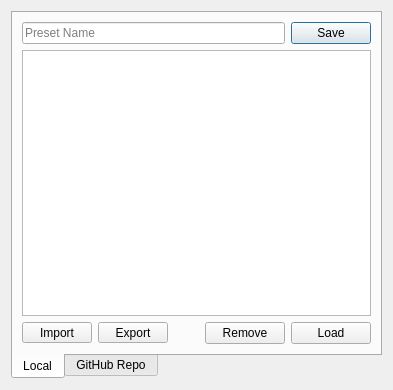
This is preset.ui in Audio4Linux/Viper4Linux-GUI as Qt 5 draws it before an edit. The edited form follows.
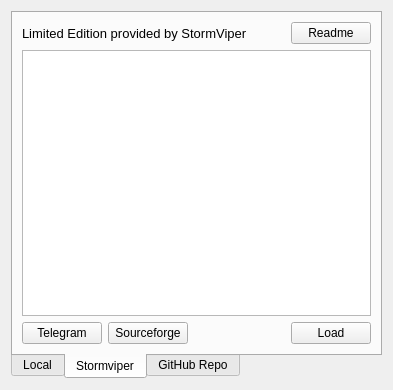
This is the edited form. The open tabs and pages were chosen to show the change. Icons and pictures are not drawn.

Commit message: Stormviper Limited PBone Edition is now bundled with this app >You can find it in the custom presets dialog

```diff
--- a/preset.ui
+++ b/preset.ui
@@ -23,8 +23,8 @@
    <iconset resource="resources.qrc">
     <normaloff>:/icons/viper.png</normaloff>:/icons/viper.png</iconset>
   </property>
-  <layout class="QGridLayout" name="gridLayout">
-   <item row="0" column="0">
+  <layout class="QHBoxLayout" name="horizontalLayout_6">
+   <item>
     <widget class="QTabWidget" name="tabWidget">
      <property name="minimumSize">
       <size>
@@ -160,6 +160,100 @@
        </item>
       </layout>
      </widget>
+     <widget class="QWidget" name="stormviper">
+      <attribute name="title">
+       <string>Stormviper</string>
+      </attribute>
+      <layout class="QVBoxLayout" name="vrticalLayout_2">
+       <item>
+        <layout class="QHBoxLayout" name="horizotalLayout_3">
+         <property name="bottomMargin">
+          <number>0</number>
+         </property>
+         <item>
+          <widget class="QLabel" name="noticeSV">
+           <property name="font">
+            <font>
+             <pointsize>10</pointsize>
+            </font>
+           </property>
+           <property name="text">
+            <string>Limited Edition provided by StormViper</string>
+           </property>
+          </widget>
+         </item>
+         <item>
+          <spacer name="horizontSpacer_2">
+           <property name="orientation">
+            <enum>Qt::Horizontal</enum>
+           </property>
+           <property name="sizeHint" stdset="0">
+            <size>
+             <width>40</width>
+             <height>20</height>
+            </size>
+           </property>
+          </spacer>
+         </item>
+         <item>
+          <widget class="QPushButton" name="readmeSV">
+           <property name="text">
+            <string>Readme</string>
+           </property>
+          </widget>
+         </item>
+        </layout>
+       </item>
+       <item>
+        <widget class="QListWidget" name="svIndex">
+         <property name="contextMenuPolicy">
+          <enum>Qt::CustomContextMenu</enum>
+         </property>
+        </widget>
+       </item>
+       <item>
+        <layout class="QHBoxLayout" name="buttonBarSV">
+         <property name="bottomMargin">
+          <number>0</number>
+         </property>
+         <item>
+          <widget class="QPushButton" name="telegramSV">
+           <property name="text">
+            <string>Telegram</string>
+           </property>
+          </widget>
+         </item>
+         <item>
+          <widget class="QPushButton" name="sourceforgeSV">
+           <property name="text">
+            <string>Sourceforge</string>
+           </property>
+          </widget>
+         </item>
+         <item>
+          <spacer name="horizontalSpace_3">
+           <property name="orientation">
+            <enum>Qt::Horizontal</enum>
+           </property>
+           <property name="sizeHint" stdset="0">
+            <size>
+             <width>40</width>
+             <height>20</height>
+            </size>
+           </property>
+          </spacer>
+         </item>
+         <item>
+          <widget class="QPushButton" name="loadSV">
+           <property name="text">
+            <string>Load</string>
+           </property>
+          </widget>
+         </item>
+        </layout>
+       </item>
+      </layout>
+     </widget>
      <widget class="QWidget" name="githubrepo">
       <attribute name="title">
        <string>GitHub Repo</string>
```
The commit also changes 15 other files.
